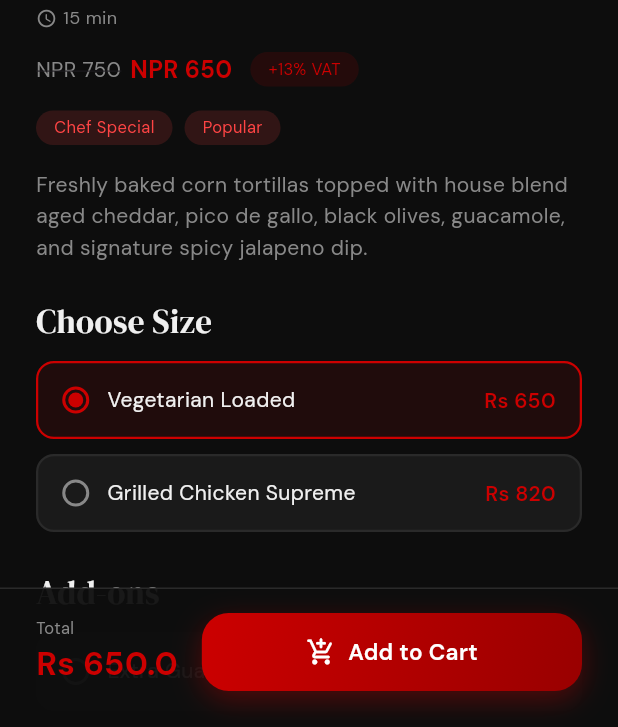
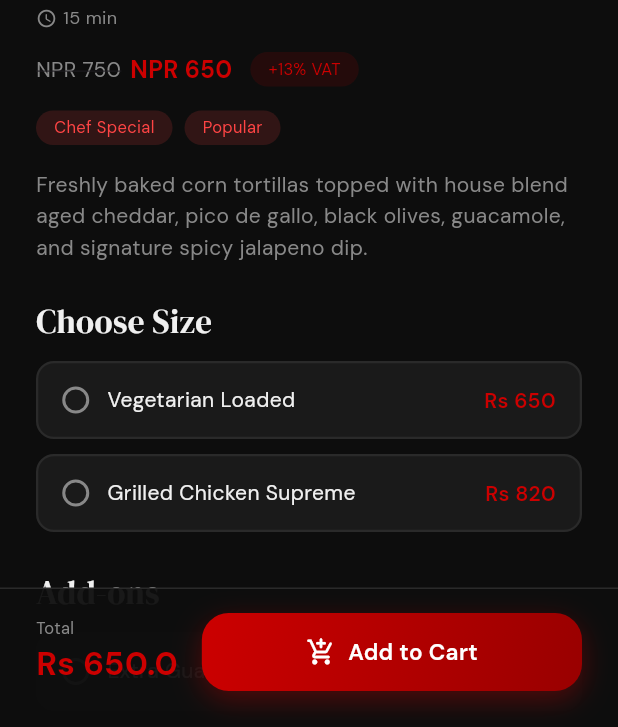
Before and after one commit to Requiem-0/ArcadeHubOrderingApp, a Flutter app: the ProductDetailScreen screen opened directly with sample values from the repository, on a phone screen of 412 x 824 dp, the part 509-1236 px from its top. Run offline on Flutter 3.47's test engine with Material 3 defaults, Android fonts, the phone set to English and light mode, and no system bars; our stand-ins replace flutter_riverpod, go_router, google_fonts, shared_preferences; accounts and stored records are empty; network calls fail.

Commit message:
product container modified and some endpoints fixed

```diff
--- a/lib/features/catalogue/product_detail_screen.dart
+++ b/lib/features/catalogue/product_detail_screen.dart
@@ -8,13 +8,21 @@ import '../../core/brandkit/app_theme.dart';
 import '../../core/constants.dart';
 import '../../features/cart/cart_provider.dart';
 import '../../features/favourites/favourites_provider.dart';
+import '../../core/repositories/pos_repository.dart';
 import '../../features/catalogue/data/product_model.dart';
+import '../../features/catalogue/data/sample_products.dart';
 import '../../shared/widgets/section_header.dart';
 import '../../shared/widgets/price_text.dart';
 
 class ProductDetailScreen extends ConsumerStatefulWidget {
-  final ProductModel product;
-  const ProductDetailScreen({super.key, required this.product});
+  final String productId;
+  final ProductModel? initialProduct;
+
+  const ProductDetailScreen({
+    super.key,
+    required this.productId,
+    this.initialProduct,
+  });
 
   @override
   ConsumerState<ProductDetailScreen> createState() =>
@@ -25,35 +33,50 @@ class _ProductDetailScreenState extends ConsumerState<ProductDetailScreen> {
   String? _selectedVariant;
   final Set<String> _selectedAddons = {};
 
-  @override
-  void initState() {
-    super.initState();
-    if (widget.product.variants.isNotEmpty) {
-      _selectedVariant = widget.product.variants.first.id;
-    }
+  ProductModel _resolvedProduct(WidgetRef ref) {
+    final catalogAsync = ref.watch(catalogProvider);
+    return catalogAsync.maybeWhen(
+      data: (products) => products.firstWhere(
+        (p) => p.id == widget.productId,
+        orElse: () =>
+            widget.initialProduct ??
+            kSampleProducts.firstWhere(
+              (p) => p.id == widget.productId,
+              orElse: () => kSampleProducts.first,
+            ),
+      ),
+      orElse: () =>
+          widget.initialProduct ??
+          kSampleProducts.firstWhere(
+            (p) => p.id == widget.productId,
+            orElse: () => kSampleProducts.first,
+          ),
+    );
   }
 
-  double get _currentPrice {
-    if (_selectedVariant != null) {
-      final variant = widget.product.variants
+  double _currentPrice(ProductModel product) {
+    if (_selectedVariant != null && product.variants.isNotEmpty) {
+      final variant = product.variants
           .firstWhere((v) => v.id == _selectedVariant,
-              orElse: () => widget.product.variants.first);
+              orElse: () => product.variants.first);
       return variant.price;
     }
-    return widget.product.price;
+    return product.price;
   }
 
-  double get _addonsTotal => widget.product.addons
+  double _addonsTotal(ProductModel product) => product.addons
       .where((a) => _selectedAddons.contains(a.id))
       .fold(0, (sum, a) => sum + a.price);
 
-
   @override
   Widget build(BuildContext context) {
+    final product = _resolvedProduct(ref);
     final cart = ref.watch(cartProvider);
     final favs = ref.watch(favouritesProvider);
-    final qty = cart[widget.product.id] ?? 0;
-    final isFav = favs.contains(widget.product.id);
+    final qty = cart[product.id] ?? 0;
+    final isFav = favs.contains(product.id);
+    final priceToDisplay = _currentPrice(product);
+    final addonsPriceToDisplay = _addonsTotal(product);
 
     return Scaffold(
       backgroundColor: AppColors.scaffoldLight,
@@ -89,7 +112,7 @@ class _ProductDetailScreenState extends ConsumerState<ProductDetailScreen> {
                     child: IconButton(
                       onPressed: () => ref
                           .read(favouritesProvider.notifier)
-                          .toggle(widget.product.id),
+                          .toggle(product.id),
                       icon: Icon(
                         isFav
                             ? Icons.favorite_rounded
@@ -112,10 +135,19 @@ class _ProductDetailScreenState extends ConsumerState<ProductDetailScreen> {
                         end: Alignment.bottomRight,
                       ),
                     ),
-                    child: Center(
-                      child: Text(widget.product.emoji,
-                          style: const TextStyle(fontSize: 90)),
-                    ),
+                    child: (product.imageUrl != null && product.imageUrl!.isNotEmpty)
+                        ? Image.network(
+                            product.imageUrl!,
+                            fit: BoxFit.cover,
+                            errorBuilder: (_, __, ___) => Center(
+                              child: Text(product.emoji,
+                                  style: const TextStyle(fontSize: 90)),
+                            ),
+                          )
+                        : Center(
+                            child: Text(product.emoji,
+                                style: const TextStyle(fontSize: 90)),
+                          ),
                   ),
                 ),
               ),
@@ -132,15 +164,15 @@ class _ProductDetailScreenState extends ConsumerState<ProductDetailScreen> {
                     crossAxisAlignment: CrossAxisAlignment.start,
                     children: [
                       // Name + price
-                      Text(widget.product.name,
+                      Text(product.name,
                           style: AppTextStyles.headingL(AppColors.textLight)),
                       const SizedBox(height: 4),
-                      if (widget.product.prepTime != null)
+                      if (product.prepTime != null)
                         Row(children: [
                           const Icon(Icons.access_time_rounded,
                               color: AppColors.textMutedLight, size: 14),
                           const SizedBox(width: 4),
-                          Text(widget.product.prepTime!,
+                          Text(product.prepTime!,
                               style: AppTextStyles.bodyS(AppColors.textMutedLight)),
                         ]),
                       const SizedBox(height: 14),
@@ -148,8 +180,8 @@ class _ProductDetailScreenState extends ConsumerState<ProductDetailScreen> {
                       Row(
                         children: [
                           PriceText(
-                              price: _currentPrice,
-                              originalPrice: widget.product.originalPrice),
+                              price: priceToDisplay,
+                              originalPrice: product.originalPrice),
                           const SizedBox(width: 12),
                           Container(
                             padding: const EdgeInsets.symmetric(
@@ -169,10 +201,10 @@ class _ProductDetailScreenState extends ConsumerState<ProductDetailScreen> {
                       const SizedBox(height: 16),
 
                       // Tags
-                      if (widget.product.tags.isNotEmpty) ...[
+                      if (product.tags.isNotEmpty) ...[
                         Wrap(
                           spacing: 8,
-                          children: widget.product.tags.map((tag) {
+                          children: product.tags.map((tag) {
                             final isGood = ['Organic', 'Vegan'].contains(tag);
                             return Container(
                               padding: const EdgeInsets.symmetric(
@@ -196,17 +228,19 @@ class _ProductDetailScreenState extends ConsumerState<ProductDetailScreen> {
                       ],
 
                       // Description
-                      if (widget.product.longDescription != null) ...[
-                        Text(widget.product.longDescription!,
-                            style: AppTextStyles.bodyM(AppColors.textMutedLight)),
+                      if (product.description.isNotEmpty || product.longDescription != null) ...[
+                        Text(
+                          product.longDescription ?? product.description,
+                          style: AppTextStyles.bodyM(AppColors.textMutedLight),
+                        ),
                         const SizedBox(height: 24),
                       ],
 
                       // Variants
-                      if (widget.product.variants.isNotEmpty) ...[
+                      if (product.variants.isNotEmpty) ...[
                         const SectionHeader(title: 'Choose Size'),
                         const SizedBox(height: 12),
-                        ...widget.product.variants.map((v) {
+                        ...product.variants.map((v) {
                           final selected = _selectedVariant == v.id;
                           return GestureDetector(
                             onTap: () =>
@@ -251,10 +285,10 @@ class _ProductDetailScreenState extends ConsumerState<ProductDetailScreen> {
                       ],
 
                       // Addons
-                      if (widget.product.addons.isNotEmpty) ...[
+                      if (product.addons.isNotEmpty) ...[
                         const SectionHeader(title: 'Add-ons'),
                         const SizedBox(height: 12),
-                        ...widget.product.addons.map((a) {
+                        ...product.addons.map((a) {
                           final selected = _selectedAddons.contains(a.id);
                           return GestureDetector(
                             onTap: () => setState(() {
@@ -327,7 +361,7 @@ class _ProductDetailScreenState extends ConsumerState<ProductDetailScreen> {
                       Text('Total',
                           style: AppTextStyles.bodyXS(AppColors.textMutedLight)),
                       Text(
-                        'Rs ${(_currentPrice + _addonsTotal) * (qty == 0 ? 1 : qty)}',
+                        'Rs ${(priceToDisplay + addonsPriceToDisplay) * (qty == 0 ? 1 : qty)}',
                         style: AppTextStyles.bold(AppColors.primaryRed, size: 22),
                       ),
                     ],
@@ -337,9 +371,9 @@ class _ProductDetailScreenState extends ConsumerState<ProductDetailScreen> {
                     _FloatingQtyControl(
                       qty: qty,
                       onDecrement: () =>
-                          ref.read(cartProvider.notifier).remove(widget.product.id),
+                          ref.read(cartProvider.notifier).remove(product.id),
                       onIncrement: () =>
-                          ref.read(cartProvider.notifier).add(widget.product.id),
+                          ref.read(cartProvider.notifier).add(product.id),
                     ),
                     const SizedBox(width: 12),
                   ],
@@ -347,7 +381,7 @@ class _ProductDetailScreenState extends ConsumerState<ProductDetailScreen> {
                     child: GestureDetector(
                       onTap: () {
                         if (qty == 0) {
-                          ref.read(cartProvider.notifier).add(widget.product.id);
+                          ref.read(cartProvider.notifier).add(product.id);
                         } else {
                           context.go('/cart');
                         }
```
Also changed, not shown: lib/core/navigation/app_router.dart (+3 -5 lines), lib/core/repositories/pos_repository.dart (+10 -15 lines), lib/features/catalogue/data/product_model.dart (+18 -2 lines), lib/features/catalogue/food_menu_screen.dart (+25 -13 lines).
